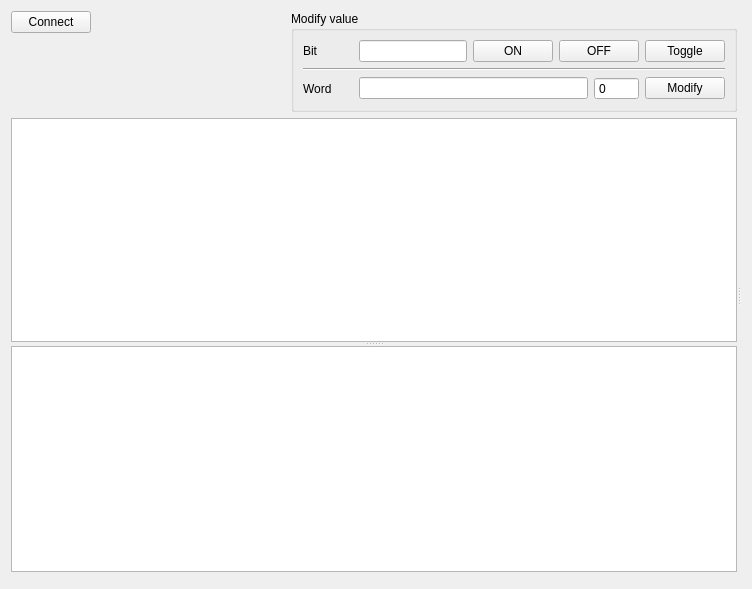
Above: src/form/plc/mc_protocol_device_widget.ui from gstorm-b/VC_APP before the change. Below: the same form after it.
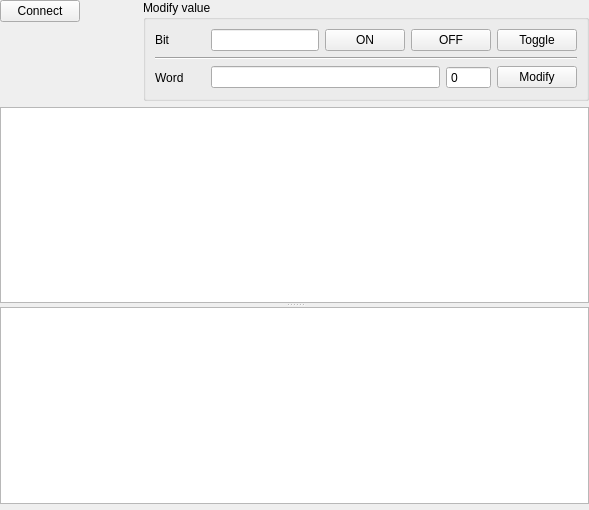
That is the form after the change. Custom widgets are drawn as their Qt base class.

Commit message: mc protocol widget

```diff
--- a/src/form/plc/mc_protocol_device_widget.ui
+++ b/src/form/plc/mc_protocol_device_widget.ui
@@ -6,21 +6,26 @@
    <rect>
     <x>0</x>
     <y>0</y>
-    <width>752</width>
-    <height>589</height>
+    <width>589</width>
+    <height>510</height>
    </rect>
   </property>
   <property name="windowTitle">
    <string>Form</string>
   </property>
-  <layout class="QHBoxLayout" name="horizontalLayout_7">
-   <item>
-    <widget class="QSplitter" name="splitter_main">
-     <property name="orientation">
-      <enum>Qt::Orientation::Horizontal</enum>
-     </property>
-     <widget class="QWidget" name="verticalLayoutWidget_6">
-      <layout class="QVBoxLayout" name="verticalLayout_8" stretch="0,1">
+  <layout class="QVBoxLayout" name="verticalLayout" stretch="0,1">
+   <property name="leftMargin">
+    <number>0</number>
+   </property>
+   <property name="topMargin">
+    <number>0</number>
+   </property>
+   <property name="rightMargin">
+    <number>0</number>
+   </property>
+   <property name="bottomMargin">
+    <number>0</number>
+   </property>
        <item>
         <layout class="QHBoxLayout" name="horizontalLayout_4">
          <item>
@@ -219,17 +224,6 @@
           </widget>
          </item>
         </layout>
-       </item>
-      </layout>
-     </widget>
-     <widget class="QWidget" name="verticalLayoutWidget_3">
-      <layout class="QVBoxLayout" name="verticalLayout_2" stretch="0">
-       <item>
-        <widget class="QWidget" name="wg_property_browser" native="true"/>
-       </item>
-      </layout>
-     </widget>
-    </widget>
    </item>
   </layout>
  </widget>
```
Lines whose indentation alone changed are shown as unchanged. The commit also changes 5 other files.
